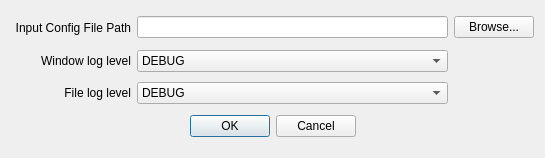
Before: the Qt Designer form cli_gen_tool/res/ui/preferencesDialog.ui in dstroy0/InputHandler, drawn with Qt 5.
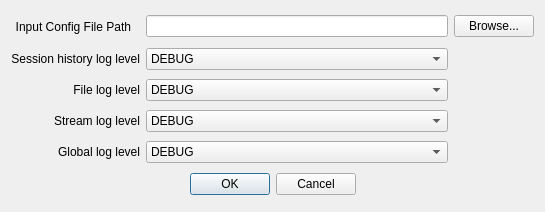
After: the same form once the commit is applied.

Commit message: finish adding log levels to preferences

The edit to the form file:
```diff
--- a/cli_gen_tool/res/ui/preferencesDialog.ui
+++ b/cli_gen_tool/res/ui/preferencesDialog.ui
@@ -7,7 +7,7 @@
     <x>0</x>
     <y>0</y>
     <width>545</width>
-    <height>158</height>
+    <height>212</height>
    </rect>
   </property>
   <property name="windowTitle">
@@ -68,7 +68,7 @@
       </size>
      </property>
      <property name="text">
-      <string>Window log level</string>
+      <string>Session history log level</string>
      </property>
      <property name="alignment">
       <set>Qt::AlignRight|Qt::AlignTrailing|Qt::AlignVCenter</set>
@@ -161,7 +161,109 @@
      </item>
     </widget>
    </item>
-   <item row="3" column="0" colspan="3">
+   <item row="3" column="0">
+    <widget class="QLabel" name="label_4">
+     <property name="maximumSize">
+      <size>
+       <width>16777215</width>
+       <height>25</height>
+      </size>
+     </property>
+     <property name="text">
+      <string>Stream log level</string>
+     </property>
+     <property name="alignment">
+      <set>Qt::AlignRight|Qt::AlignTrailing|Qt::AlignVCenter</set>
+     </property>
+    </widget>
+   </item>
+   <item row="3" column="1">
+    <widget class="QComboBox" name="streamLogLevelComboBox">
+     <property name="currentText">
+      <string>DEBUG</string>
+     </property>
+     <property name="currentIndex">
+      <number>0</number>
+     </property>
+     <item>
+      <property name="text">
+       <string comment="10">DEBUG</string>
+      </property>
+     </item>
+     <item>
+      <property name="text">
+       <string comment="20">INFO</string>
+      </property>
+     </item>
+     <item>
+      <property name="text">
+       <string comment="30">WARNING</string>
+      </property>
+     </item>
+     <item>
+      <property name="text">
+       <string comment="40">ERROR</string>
+      </property>
+     </item>
+     <item>
+      <property name="text">
+       <string comment="50">CRITICAL</string>
+      </property>
+     </item>
+    </widget>
+   </item>
+   <item row="4" column="0">
+    <widget class="QLabel" name="label_5">
+     <property name="maximumSize">
+      <size>
+       <width>16777215</width>
+       <height>25</height>
+      </size>
+     </property>
+     <property name="text">
+      <string>Global log level</string>
+     </property>
+     <property name="alignment">
+      <set>Qt::AlignRight|Qt::AlignTrailing|Qt::AlignVCenter</set>
+     </property>
+    </widget>
+   </item>
+   <item row="4" column="1">
+    <widget class="QComboBox" name="globalLogLevelComboBox">
+     <property name="currentText">
+      <string>DEBUG</string>
+     </property>
+     <property name="currentIndex">
+      <number>0</number>
+     </property>
+     <item>
+      <property name="text">
+       <string comment="10">DEBUG</string>
+      </property>
+     </item>
+     <item>
+      <property name="text">
+       <string comment="20">INFO</string>
+      </property>
+     </item>
+     <item>
+      <property name="text">
+       <string comment="30">WARNING</string>
+      </property>
+     </item>
+     <item>
+      <property name="text">
+       <string comment="40">ERROR</string>
+      </property>
+     </item>
+     <item>
+      <property name="text">
+       <string comment="50">CRITICAL</string>
+      </property>
+     </item>
+    </widget>
+   </item>
+   <item row="5" column="0" colspan="3">
     <widget class="QDialogButtonBox" name="buttonBox">
      <property name="minimumSize">
       <size>
```
Left out of the diff: 2 changed lines with no effect on the pictures. The commit also changes 3 other files.
